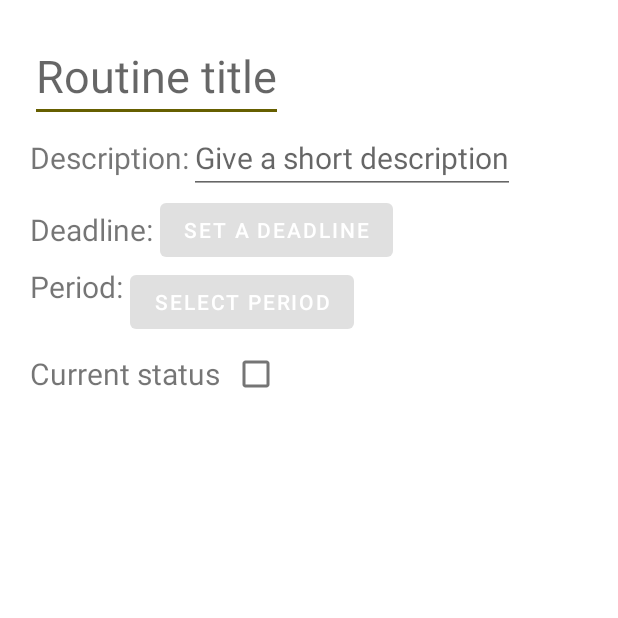
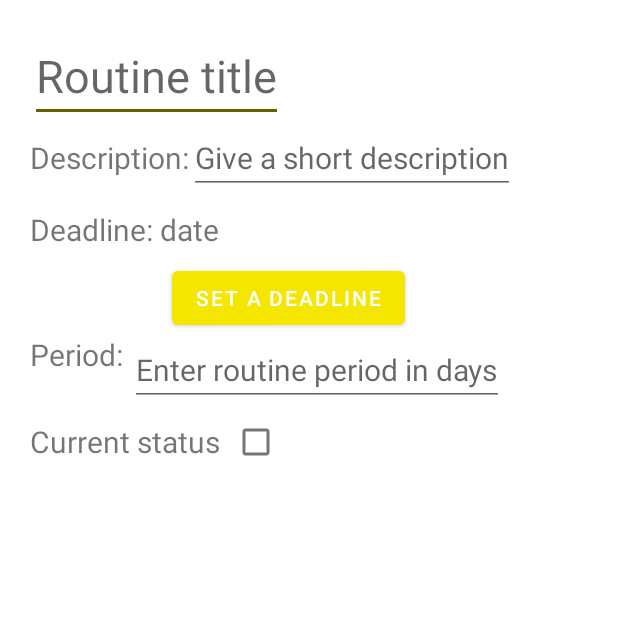
Before and after one commit to bounswe/2021SpringGroup12, an Android app: the fragment RoutineCreateFragment shown on its own in the app's theme, on a phone screen of 412 x 824 dp, the top half of it. Run offline under Robolectric (Android 15) with nearby library versions, the phone set to English and light mode, and no system bars; our stand-ins replace ButterKnife; network calls fail; 11 statements that could not run were skipped.

Commit message:
Deadline selection for createTask and createRoutine pages, minor typo fixes

```diff
--- a/application/android/app/src/main/java/com/group12/beabee/models/requests/Subgoal.java
+++ b/application/android/app/src/main/java/com/group12/beabee/models/requests/Subgoal.java
@@ -5,7 +5,7 @@ import com.google.gson.annotations.SerializedName;
 public class Subgoal {
     public String title;
     public String description;
-    public String deadLine;
+    public String deadline;
     @SerializedName("main_goal_id")
     public int mainGoalId;
     @SerializedName("main_groupgoal_id")
--- a/application/android/app/src/main/java/com/group12/beabee/models/responses/GoalDetail.java
+++ b/application/android/app/src/main/java/com/group12/beabee/models/responses/GoalDetail.java
@@ -15,7 +15,7 @@ public class GoalDetail implements Serializable {
     public String goalType;
     public boolean isDone;
     public String createdAt;
-    public String deadLine;
+    public String deadline;
     public List<EntityShort> entities;
     public List<SubgoalShort> subgoals;
 }
--- a/application/android/app/src/main/java/com/group12/beabee/models/responses/QuestionDetail.java
+++ b/application/android/app/src/main/java/com/group12/beabee/models/responses/QuestionDetail.java
@@ -18,7 +18,7 @@ public class QuestionDetail implements Serializable {
     public String entitiType;
     public boolean isDone;
     public String createdAt;
-    public String deadLine;
+    public String deadline;
     @SerializedName("sublinks")
     public List<EntityShort> entities;
 }
--- a/application/android/app/src/main/java/com/group12/beabee/models/responses/ReflectionDetail.java
+++ b/application/android/app/src/main/java/com/group12/beabee/models/responses/ReflectionDetail.java
@@ -18,7 +18,7 @@ public class ReflectionDetail implements Serializable {
     public String entitiType;
     public boolean isDone;
     public String createdAt;
-    public String deadLine;
+    public String deadline;
     @SerializedName("sublinks")
     public List<EntityShort> entities;
 }
--- a/application/android/app/src/main/java/com/group12/beabee/models/responses/RoutineDetail.java
+++ b/application/android/app/src/main/java/com/group12/beabee/models/responses/RoutineDetail.java
@@ -18,7 +18,7 @@ public class RoutineDetail implements Serializable {
     public String entitiType;
     public boolean isDone;
     public String createdAt;
-    public String deadLine;
+    public String deadline;
     public int period;
     @SerializedName("sublinks")
     public List<EntityShort> entities;
--- a/application/android/app/src/main/java/com/group12/beabee/models/responses/SubgoalDetail.java
+++ b/application/android/app/src/main/java/com/group12/beabee/models/responses/SubgoalDetail.java
@@ -18,7 +18,7 @@ public class SubgoalDetail implements Serializable {
     public String description;
     public boolean isDone;
     public String createdAt;
-    public String deadLine;
+    public String deadline;
     public List<EntityShort> entities;
     public List<SubgoalShort> sublinks;
 }
--- a/application/android/app/src/main/java/com/group12/beabee/models/responses/TaskDetail.java
+++ b/application/android/app/src/main/java/com/group12/beabee/models/responses/TaskDetail.java
@@ -18,7 +18,7 @@ public class TaskDetail implements Serializable {
     public String entitiType;
     public boolean isDone;
     public String createdAt;
-    public String deadLine;
+    public String deadline;
     @SerializedName("sublinks")
     public List<EntityShort> entities;
 }
--- a/application/android/app/src/main/java/com/group12/beabee/network/mocking/MockService.java
+++ b/application/android/app/src/main/java/com/group12/beabee/network/mocking/MockService.java
@@ -89,7 +89,7 @@ public class MockService implements ServiceAPI {
         temp.description = "description"+1;
         temp.goalType = "GOAL";
         temp.createdAt = "2021-11-15T18:01:25.047Z";
-        temp.deadLine = "2021-11-15T18:01:25.047Z";
+        temp.deadline = "2021-11-15T18:01:25.047Z";
 
         return new MockCall<GoalDetail>() {
             @Override
--- a/application/android/app/src/main/java/com/group12/beabee/views/entities/RoutineCreateFragment.java
+++ b/application/android/app/src/main/java/com/group12/beabee/views/entities/RoutineCreateFragment.java
@@ -1,12 +1,19 @@
 package com.group12.beabee.views.entities;
 
+import android.app.DatePickerDialog;
+import android.os.Build;
 import android.os.Bundle;
 import android.view.View;
+import android.widget.Button;
 import android.widget.CheckBox;
+import android.widget.DatePicker;
 import android.widget.EditText;
+import android.widget.TextView;
 
 import androidx.annotation.NonNull;
 import androidx.annotation.Nullable;
+import androidx.annotation.RequiresApi;
+import androidx.fragment.app.DialogFragment;
 import androidx.fragment.app.Fragment;
 
 import com.group12.beabee.BeABeeApplication;
@@ -19,7 +26,10 @@ import com.group12.beabee.models.responses.BasicResponse;
 import com.group12.beabee.views.BaseInnerFragment;
 import com.group12.beabee.views.MainStructure.PageMode;
 
+import java.util.Calendar;
+
 import butterknife.BindView;
+import butterknife.OnClick;
 import retrofit2.Call;
 import retrofit2.Callback;
 import retrofit2.Response;
@@ -29,7 +39,7 @@ import retrofit2.Response;
  * Use the {@link RoutineCreateFragment#newInstance} factory method to
  * create an instance of this fragment.
  */
-public class RoutineCreateFragment extends BaseInnerFragment {
+public class RoutineCreateFragment extends BaseInnerFragment implements DatePickerDialog.OnDateSetListener{
 
     @BindView(R.id.et_title)
     EditText etTitle;
@@ -37,6 +47,12 @@ public class RoutineCreateFragment extends BaseInnerFragment {
     EditText etDescription;
     @BindView(R.id.cb_isDone)
     CheckBox cbIsDone;
+    @BindView(R.id.tv_deadline)
+    TextView tvDeadline;
+    @BindView(R.id.btn_pickDate)
+    Button btnPickDate;
+    @BindView(R.id.et_pickPeriod)
+    EditText etPeriod;
 
     private int parentId;
     private ParentType parentType;
@@ -79,8 +95,8 @@ public class RoutineCreateFragment extends BaseInnerFragment {
             return;
         }
         Routine routine = new Routine();
-        routine.deadline = "";
-        routine.period = 100;
+        routine.deadline = tvDeadline.getText().toString();
+        routine.period = Integer.parseInt(etPeriod.getText().toString());
         routine.parentId = parentId;
         routine.parentType = parentType;
         routine.title = etTitle.getText().toString();
@@ -121,4 +137,23 @@ public class RoutineCreateFragment extends BaseInnerFragment {
     protected int GetLayoutId() {
         return R.layout.fragment_routine_create;
     }
+
+    @RequiresApi(api = Build.VERSION_CODES.O)
+    @Override
+    public void onDateSet(DatePicker view, int year, int month, int dayOfMonth) {
+        Calendar c = Calendar.getInstance();
+        c.set(Calendar.YEAR, year);
+        c.set(Calendar.MONTH, month);
+        c.set(Calendar.DAY_OF_MONTH, dayOfMonth);
+        String dateString = c.toInstant().toString();
+
+        tvDeadline.setText(dateString);
+    }
+
+    @OnClick(R.id.btn_pickDate)
+    public void onClick(View view) {
+
+        DialogFragment datePicker = new DeadlineCalendarFragment(this);
+        datePicker.show(getActivity().getSupportFragmentManager(), "date picker");
+    }
 }
--- a/application/android/app/src/main/java/com/group12/beabee/views/goals/SubgoalCreateFragment.java
+++ b/application/android/app/src/main/java/com/group12/beabee/views/goals/SubgoalCreateFragment.java
@@ -83,7 +83,7 @@ public class SubgoalCreateFragment extends BaseInnerFragment {
         subgoal.mainGoalId = -1;
         subgoal.mainGroupGoalId = -1;
         subgoal.parentSubgoalId = -1;
-        subgoal.deadLine = "";
+        subgoal.deadline = "";
 
         Callback<BasicResponse> callback = new Callback<BasicResponse>() {
             @Override
--- a/application/android/app/src/main/res/layout/fragment_routine_create.xml
+++ b/application/android/app/src/main/res/layout/fragment_routine_create.xml
@@ -54,19 +54,31 @@
             app:layout_constraintTop_toBottomOf="@+id/et_description" />
 
 
+        <TextView
+            android:id="@+id/tv_deadline"
+            android:layout_width="wrap_content"
+            android:layout_height="wrap_content"
+            android:layout_marginTop="10dp"
+            android:text="date "
+            android:textSize="20sp"
+            app:layout_constraintStart_toEndOf="@+id/tv_dateTitle"
+            app:layout_constraintTop_toBottomOf="@+id/et_description" />
+
+
         <Button
             android:id="@+id/btn_pickDate"
             android:layout_width="wrap_content"
             android:layout_height="wrap_content"
+            android:layout_marginStart="8dp"
+            android:layout_marginTop="8dp"
             android:clickable="true"
+            android:enabled="true"
             android:focusable="true"
             android:foreground="?android:attr/selectableItemBackground"
             android:text="Set a Deadline"
             android:textColor="@android:color/white"
-            android:enabled="false"
             app:layout_constraintStart_toEndOf="@+id/tv_dateTitle"
-            app:layout_constraintTop_toBottomOf="@+id/et_description" />
-
+            app:layout_constraintTop_toBottomOf="@+id/tv_deadline" />
 
         <TextView
             android:id="@+id/tv_periodTitle"
@@ -78,16 +90,13 @@
             app:layout_constraintTop_toBottomOf="@+id/btn_pickDate" />
 
 
-        <Button
-            android:id="@+id/btn_pickPeriod"
+        <EditText
+            android:id="@+id/et_pickPeriod"
+            android:inputType="number"
             android:layout_width="wrap_content"
             android:layout_height="wrap_content"
-            android:clickable="true"
-            android:focusable="true"
-            android:foreground="?android:attr/selectableItemBackground"
-            android:text="Select Period"
-            android:enabled="false"
-            android:textColor="@android:color/white"
+            android:hint="Enter routine period in days"
+            android:textSize="20sp"
             app:layout_constraintStart_toEndOf="@+id/tv_periodTitle"
             app:layout_constraintTop_toBottomOf="@+id/btn_pickDate" />
 
@@ -100,14 +109,14 @@
             android:text="Current status"
             android:textSize="20sp"
             app:layout_constraintStart_toStartOf="parent"
-            app:layout_constraintTop_toBottomOf="@+id/btn_pickPeriod"/>
+            app:layout_constraintTop_toBottomOf="@+id/et_pickPeriod"/>
 
         <CheckBox
             android:id="@+id/cb_isDone"
             android:layout_width="wrap_content"
             android:layout_height="wrap_content"
             app:layout_constraintStart_toEndOf="@+id/tv_statusTitle"
-            app:layout_constraintTop_toBottomOf="@+id/btn_pickPeriod" />
+            app:layout_constraintTop_toBottomOf="@+id/et_pickPeriod" />
 
 
 
```
Also changed, not shown: application/android/app/src/main/java/com/group12/beabee/views/entities/TaskCreateFragment.java (+35 -2 lines), application/android/app/src/main/res/layout/fragment_task_create.xml (+15 -5 lines).
